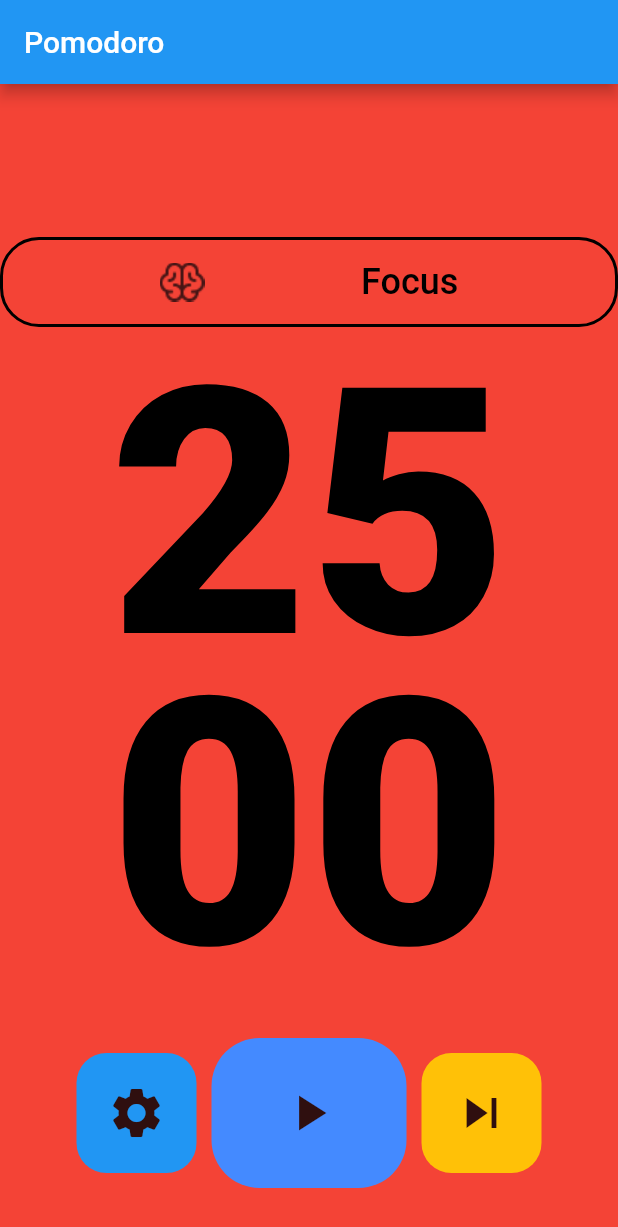
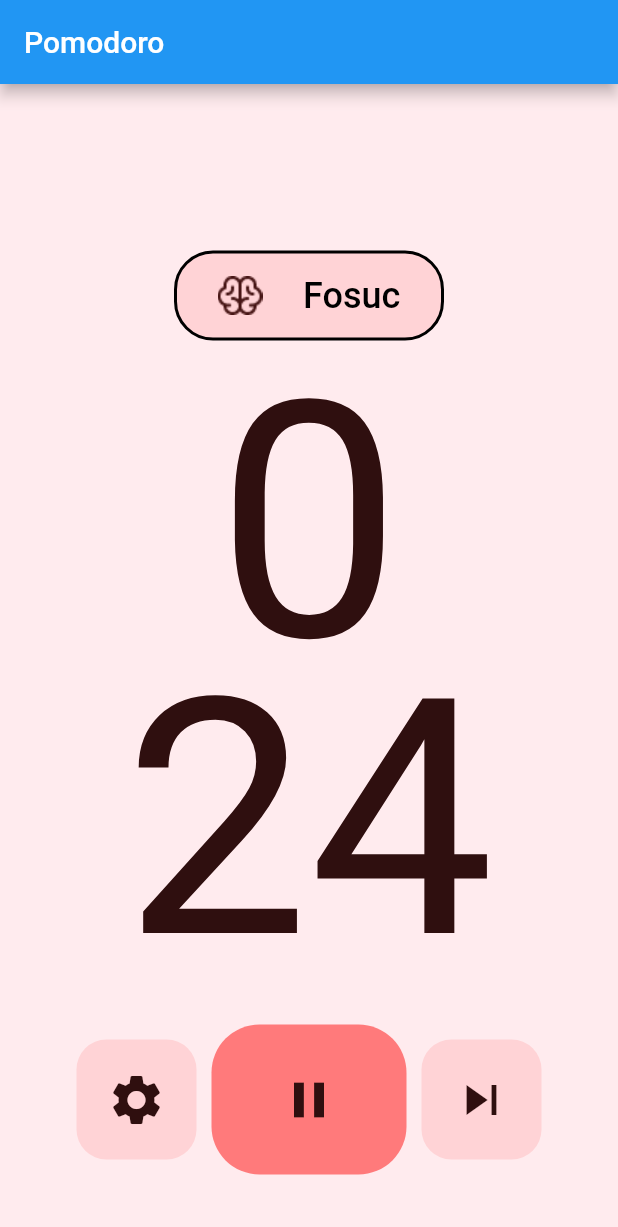
Before and after one commit to TalgatBatyrov/pomodoro, a Flutter app: the HomePage screen opened directly, after a tap on the "play arrow" icon, on a phone screen of 412 x 824 dp. Shown: the top 1227 px of the screen. Run offline on Flutter 3.47's test engine with Material 2 defaults, Android fonts, the phone set to English and light mode, and no system bars; our stand-ins replace flutter_bloc.

Commit message:
ui: made up the home page

```diff
--- a/lib/app/app.dart
+++ b/lib/app/app.dart
@@ -1,4 +1,7 @@
 import 'package:flutter/material.dart';
+import 'package:flutter_bloc/flutter_bloc.dart';
+import 'package:pomodoro/cubits/timer_state_cubit.dart';
+import '../cubits/timer_play_button_cubit.dart';
 import '../widgets/home_page.dart';
 
 class App extends StatelessWidget {
@@ -6,12 +9,17 @@ class App extends StatelessWidget {
 
   @override
   Widget build(BuildContext context) {
-    return MaterialApp(
-      title: 'Pomodoro',
-      theme: ThemeData(
-        primarySwatch: Colors.blue,
-      ),
-      home: const HomePage(),
-    );
+    return MultiBlocProvider(
+        providers: [
+          BlocProvider(create: (_) => TimerStateCubit()),
+          BlocProvider(create: (_) => TimerPlayButtonCubit()),
+        ],
+        child: MaterialApp(
+          title: 'Pomodoro',
+          theme: ThemeData(
+            primarySwatch: Colors.blue,
+          ),
+          home: const HomePage(),
+        ));
   }
 }
--- a/lib/cubits/timer_cubit.dart
+++ b/lib/cubits/timer_cubit.dart
@@ -1,5 +1,4 @@
 import 'dart:async';
-
 import 'package:flutter_bloc/flutter_bloc.dart';
 import 'package:pomodoro/cubits/timer_play_button_cubit.dart';
 import 'package:pomodoro/cubits/timer_state_cubit.dart';
@@ -10,7 +9,7 @@ class TimerCubit extends Cubit<Duration> {
 
   late StreamSubscription _timerStateSub;
   late StreamSubscription _timerPlayButtonSub;
-  late Timer? _lastTimer;
+
   TimerCubit(
     this._timerStateCubit,
     this._timerPlayButtonCubit,
@@ -18,6 +17,33 @@ class TimerCubit extends Cubit<Duration> {
     _timerStateSub = _timerStateCubit.stream.listen(_onTimerStateChanged);
     _timerPlayButtonSub =
         _timerPlayButtonCubit.stream.listen(_onTimerPlayButtonStateChanged);
+  }
+
+  @override
+  Future<void> close() {
+    _timerStateSub.cancel();
+    _timerPlayButtonSub.cancel();
+    return super.close();
+  }
+
+  late Timer? _lastTimer;
+
+  void _onTimerStateChanged(TimerState event) {
+    if (event == TimerState.focus) {
+      emit(const Duration(seconds: 25));
+      _timerPlayButtonCubit.setPlay();
+      return;
+    }
+    if (event == TimerState.longBreak) {
+      emit(const Duration(seconds: 15));
+      _timerPlayButtonCubit.setPlay();
+      return;
+    }
+    if (event == TimerState.shortBreak) {
+      emit(const Duration(seconds: 5));
+      _timerPlayButtonCubit.setPlay();
+      return;
+    }
   }
 
   void _onTimerPlayButtonStateChanged(TimerPlayButtonState event) {
@@ -33,22 +59,7 @@ class TimerCubit extends Cubit<Duration> {
       });
     }
     if (event == TimerPlayButtonState.pause) {
-      _lastTimer.cancel();
-    }
-  }
-
-  void _onTimerStateChanged(TimerState event) {
-    if (event == TimerState.focus) {
-      emit(const Duration(seconds: 25));
-      return;
-    }
-    if (event == TimerState.longBreak) {
-      emit(const Duration(seconds: 15));
-      return;
-    }
-    if (event == TimerState.shortBreak) {
-      emit(const Duration(seconds: 5));
-      return;
+      _lastTimer?.cancel();
     }
   }
 }
--- a/lib/cubits/timer_play_button_cubit.dart
+++ b/lib/cubits/timer_play_button_cubit.dart
@@ -5,25 +5,17 @@ enum TimerPlayButtonState { play, pause }
 class TimerPlayButtonCubit extends Cubit<TimerPlayButtonState> {
   TimerPlayButtonCubit() : super(TimerPlayButtonState.pause);
 
+  void setPlay() => emit(TimerPlayButtonState.play);
+  void setPause() => emit(TimerPlayButtonState.pause);
+
   void toggle() {
-    if (state == TimerPlayButtonState.pause) {
-      emit(TimerPlayButtonState.play);
-    } else {
-      emit(TimerPlayButtonState.pause);
+    switch (state) {
+      case TimerPlayButtonState.play:
+        setPause();
+        break;
+      case TimerPlayButtonState.pause:
+        setPlay();
+        break;
     }
   }
-
-  // void setPlay() => emit(TimerPlayButtonState.play);
-  // void setPause() => emit(TimerPlayButtonState.pause);
-
-  // void toggle2() {
-  //   switch (state) {
-  //     case TimerPlayButtonState.play:
-  //       setPlay();
-  //       break;
-  //     case TimerPlayButtonState.pause:
-  //       setPause();
-  //       break;
-  //   }
-  // }
 }
--- a/lib/cubits/timer_state_cubit.dart
+++ b/lib/cubits/timer_state_cubit.dart
@@ -1,3 +1,4 @@
+import 'package:flutter/material.dart';
 import 'package:flutter_bloc/flutter_bloc.dart';
 
 enum TimerState { focus, longBreak, shortBreak }
@@ -18,3 +19,71 @@ class TimerStateCubit extends Cubit<TimerState> {
     }
   }
 }
+
+extension TimerStateEx on TimerState {
+  Color? get backgroundColor {
+    switch (this) {
+      case TimerState.focus:
+        return Colors.red[50];
+      case TimerState.longBreak:
+        return Colors.blue[50];
+      case TimerState.shortBreak:
+        return Colors.green[50];
+    }
+  }
+
+  Color? get colors {
+    switch (this) {
+      case TimerState.focus:
+        return const Color.fromRGBO(255, 76, 76, 0.15);
+      case TimerState.longBreak:
+        return const Color.fromRGBO(76, 172, 255, 0.15);
+      case TimerState.shortBreak:
+        return const Color.fromRGBO(77, 218, 110, 0.15);
+    }
+  }
+
+  String get assetName {
+    switch (this) {
+      case TimerState.focus:
+        return 'images/brain.png';
+      case TimerState.longBreak:
+        return 'images/long_short_break.png';
+      case TimerState.shortBreak:
+        return 'images/long_short_break.png';
+    }
+  }
+
+  String get title {
+    switch (this) {
+      case TimerState.focus:
+        return 'Fosuc';
+      case TimerState.longBreak:
+        return 'Long break';
+      case TimerState.shortBreak:
+        return 'Short break';
+    }
+  }
+
+  Color get timerColor {
+    switch (this) {
+      case TimerState.focus:
+        return const Color.fromARGB(255, 47, 15, 15);
+      case TimerState.longBreak:
+        return const Color.fromARGB(255, 15, 30, 47);
+      case TimerState.shortBreak:
+        return const Color.fromARGB(255, 14, 41, 15);
+    }
+  }
+
+  Color get toggleButtonColor {
+    switch (this) {
+      case TimerState.focus:
+        return const Color.fromRGBO(255, 76, 76, 0.71);
+      case TimerState.longBreak:
+        return const Color.fromRGBO(76, 172, 255, 0.62);
+      case TimerState.shortBreak:
+        return const Color.fromRGBO(77, 218, 110, 0.62);
+    }
+  }
+}
--- a/lib/widgets/home_page.dart
+++ b/lib/widgets/home_page.dart
@@ -1,39 +1,55 @@
 import 'package:flutter/material.dart';
+import 'package:pomodoro/cubits/timer_cubit.dart';
+import 'package:flutter_bloc/flutter_bloc.dart';
+import 'package:pomodoro/cubits/timer_play_button_cubit.dart';
+import 'package:pomodoro/cubits/timer_state_cubit.dart';
 
-class HomePage extends StatelessWidget {
+class HomePage extends StatefulWidget {
   const HomePage({Key? key}) : super(key: key);
 
   @override
+  State<HomePage> createState() => _HomePageState();
+}
+
+class _HomePageState extends State<HomePage> {
+  @override
   Widget build(BuildContext context) {
+    return BlocBuilder<TimerStateCubit, TimerState>(
+      builder: (context, state) {
         return Scaffold(
           appBar: AppBar(
             title: const Text('Pomodoro'),
           ),
           body: Container(
-        color: Colors.red,
+            color: state.backgroundColor,
             child: Column(
               mainAxisAlignment: MainAxisAlignment.center,
-          children: const [
-            SizedBox(height: 70),
-            PomodoroTitle(),
-            SizedBox(height: 40),
-            PomodoroTimer(),
-            SizedBox(height: 20),
-            PomodoroActionButtons(),
+              children: [
+                const SizedBox(height: 70),
+                PomodoroTitle(state: state),
+                const SizedBox(height: 40),
+                PomodoroTimer(state: state),
+                const SizedBox(height: 20),
+                PomodoroActionButtons(state: state),
               ],
             ),
           ),
+        );
+      },
     );
   }
 }
 
 class PomodoroActionButtons extends StatelessWidget {
+  final TimerState state;
   const PomodoroActionButtons({
     Key? key,
+    required this.state,
   }) : super(key: key);
 
   @override
   Widget build(BuildContext context) {
+    final timerPlayButtonCubit = context.read<TimerPlayButtonCubit>();
     return Row(
       mainAxisAlignment: MainAxisAlignment.center,
       children: [
@@ -42,7 +58,7 @@ class PomodoroActionButtons extends StatelessWidget {
           height: 80,
           decoration: BoxDecoration(
             borderRadius: BorderRadius.circular(20),
-            color: Colors.blue,
+            color: state.colors,
           ),
           child: const Icon(
             Icons.settings,
@@ -52,28 +68,41 @@ class PomodoroActionButtons extends StatelessWidget {
         ),
         const SizedBox(width: 10),
         GestureDetector(
-          onTap: () => {},
+          onTap: timerPlayButtonCubit.toggle,
           child: Container(
             width: 130,
             height: 100,
             decoration: BoxDecoration(
               borderRadius: BorderRadius.circular(32),
-              color: Colors.blueAccent,
+              color: state.toggleButtonColor,
             ),
-            child: const Icon(
+            child: BlocBuilder<TimerPlayButtonCubit, TimerPlayButtonState>(
+              builder: (context, state) {
+                if (state == TimerPlayButtonState.pause) {
+                  return const Icon(
                     Icons.play_arrow,
                     size: 40,
                     color: Color.fromARGB(255, 47, 15, 15),
+                  );
+                }
+                return const Icon(
+                  Icons.pause,
+                  size: 40,
+                  color: Color.fromARGB(255, 47, 15, 15),
+                );
+              },
             ),
           ),
         ),
         const SizedBox(width: 10),
-        Container(
+        GestureDetector(
+          onTap: context.read<TimerStateCubit>().nextPage,
+          child: Container(
             width: 80,
             height: 80,
             decoration: BoxDecoration(
               borderRadius: BorderRadius.circular(20),
-            color: Colors.amber,
+              color: state.colors,
             ),
             child: const Icon(
               Icons.skip_next,
@@ -81,68 +110,93 @@ class PomodoroActionButtons extends StatelessWidget {
               color: Color.fromARGB(255, 47, 15, 15),
             ),
           ),
-      ],
-    );
-  }
-}
-
-class PomodoroTimer extends StatelessWidget {
-  const PomodoroTimer({
-    Key? key,
-  }) : super(key: key);
-
-  @override
-  Widget build(BuildContext context) {
-    return Column(
-      children: const [
-        AnimatedDefaultTextStyle(
-          style: TextStyle(
-            height: .9,
-            fontSize: 230,
-            color: Colors.black,
-            fontWeight: FontWeight.w900,
-          ),
-          duration: Duration(milliseconds: 200),
-          child: Text('25'),
-        ),
-        AnimatedDefaultTextStyle(
-          style: TextStyle(
-            height: .9,
-            fontSize: 230,
-            color: Colors.black,
-            fontWeight: FontWeight.w900,
-          ),
-          duration: Duration(milliseconds: 200),
-          child: Text('00'),
         ),
       ],
     );
   }
 }
 
+class PomodoroTimer extends StatefulWidget {
+  final TimerState state;
+  const PomodoroTimer({
+    Key? key,
+    required this.state,
+  }) : super(key: key);
+
+  @override
+  State<PomodoroTimer> createState() => _PomodoroTimerState();
+}
+
+class _PomodoroTimerState extends State<PomodoroTimer> {
+  late final _timerCubit = TimerCubit(
+    context.read<TimerStateCubit>(),
+    context.read<TimerPlayButtonCubit>(),
+  );
+
+  @override
+  void dispose() {
+    _timerCubit.close();
+    super.dispose();
+  }
+
+  @override
+  Widget build(BuildContext context) {
+    final timerPlayButtonCubit = context.read<TimerPlayButtonCubit>();
+
+    final style = TextStyle(
+      height: .9,
+      fontSize: 220,
+      color: widget.state.timerColor,
+      fontWeight: TimerPlayButtonState.play == true
+          ? FontWeight.w900
+          : FontWeight.normal,
+    );
+
+    return BlocBuilder<TimerCubit, Duration>(
+      bloc: _timerCubit,
+      builder: (context, state) {
+        return Column(
+          children: [
+            AnimatedDefaultTextStyle(
+              style: style,
+              duration: const Duration(milliseconds: 300),
+              child: Text('${state.inSeconds ~/ 60}'),
+            ),
+            AnimatedDefaultTextStyle(
+              style: style,
+              duration: const Duration(milliseconds: 300),
+              child: Text('${state.inSeconds % 60}'),
+            ),
+          ],
+        );
+      },
+    );
+  }
+}
+
 class PomodoroTitle extends StatelessWidget {
+  final TimerState state;
   const PomodoroTitle({
     Key? key,
+    required this.state,
   }) : super(key: key);
 
   @override
   Widget build(BuildContext context) {
     return Container(
-      width: MediaQuery.of(context).size.width,
+      width: 180,
       height: 60,
       decoration: BoxDecoration(
           border: const Border.fromBorderSide(BorderSide(width: 2)),
-          color: Colors.red,
+          color: state.colors,
           borderRadius: BorderRadius.circular(26)),
       child: Row(
         mainAxisAlignment: MainAxisAlignment.spaceEvenly,
-        children: const [
-          Image(
-            image: AssetImage('images/brain.png'),
-          ),
+        children: [
+          Image(image: AssetImage(state.assetName)),
           Text(
-            'Focus',
-            style: TextStyle(
+            state.title,
+            style: const TextStyle(
               color: Colors.black,
               fontSize: 24,
               fontWeight: FontWeight.w500,
```
Also changed, not shown: images/long_short_break.png (renamed from images/longandShort_break.png). Lines whose indentation alone changed are shown as unchanged.
